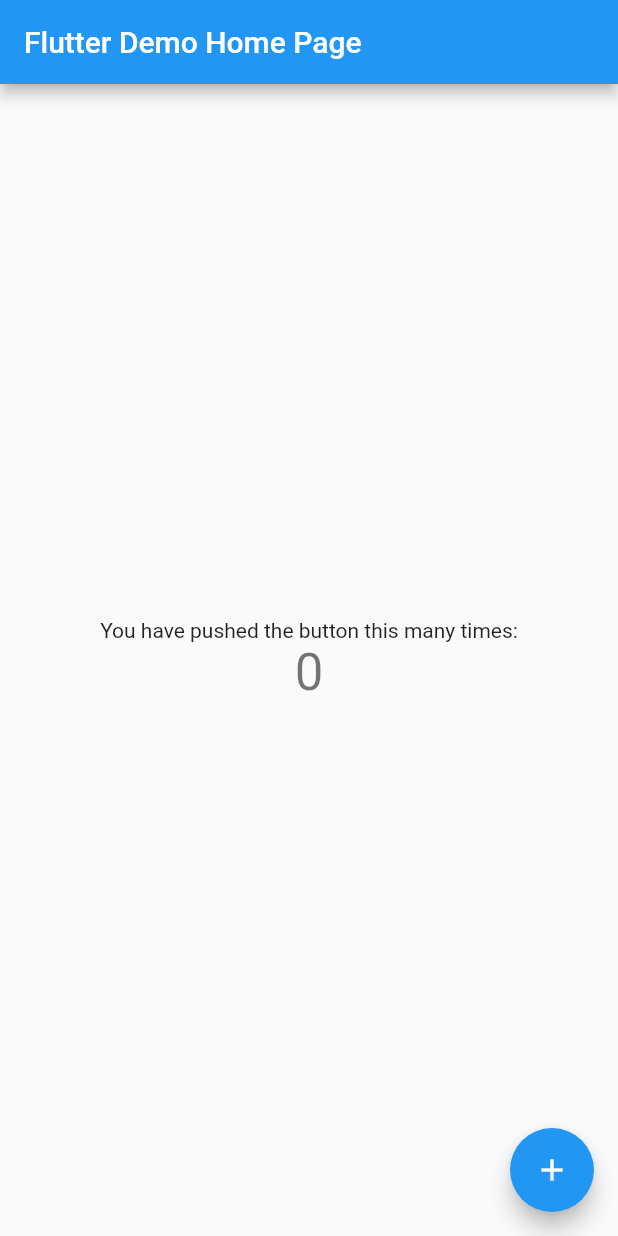
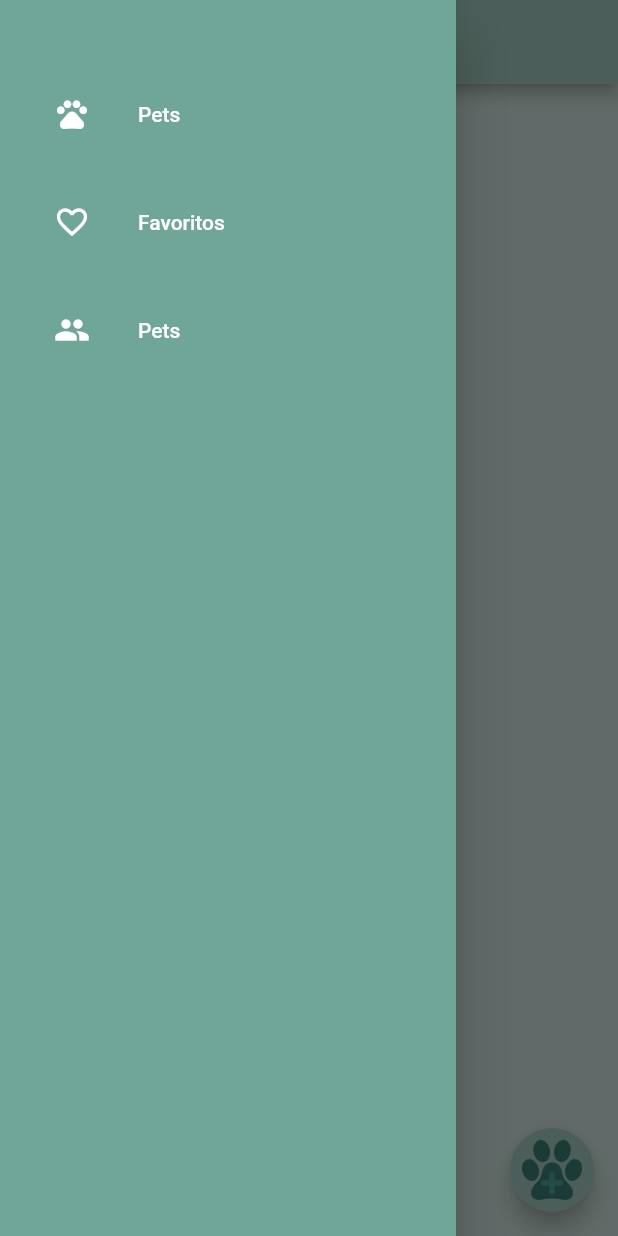
Before and after one commit to nicollascailou/flutter_project, a Flutter app: the screen it shows after launch, with the side drawer open (before the commit the screen has no drawer), on a phone screen of 412 x 824 dp. Run offline on Flutter 3.47's test engine with Material 2 defaults, Android fonts, the phone set to English and light mode, and no system bars; our stand-ins replace firebase_auth, firebase_core, image_picker; accounts and stored records are empty.

Commit message:
register_pet.dart finished

```diff
--- /dev/null
+++ b/lib/home_page_feed.dart
@@ -0,0 +1,66 @@
+import 'package:flutter/material.dart';
+import 'package:flutter_project/widget/navigarion_drawer.dart';
+
+class home_page_feed extends StatefulWidget {
+  const home_page_feed({Key? key}) : super(key: key);
+
+  @override
+  _home_page_feedState createState() => _home_page_feedState();
+}
+
+class _home_page_feedState extends State<home_page_feed> {
+  @override
+  Widget build(BuildContext context) {
+    return Scaffold(
+      floatingActionButton: buildNavigateButton(),
+      drawer: NavigationDrawerWidget('home_page_feed'),
+      appBar: AppBar(
+          backgroundColor: Color(hexColor('#A6CCC2')),
+          title: ListTile(
+            leading: Text(
+              'PetLinkGo',
+              style: TextStyle(fontSize: 24, fontWeight: FontWeight.w600),
+            ),
+          )),
+      body: SafeArea(
+        child: Container(
+          height: double.infinity,
+          width: double.infinity,
+          decoration: BoxDecoration(color: Color(hexColor('#D3E7E2'))),
+          child: Column(
+            children: [
+              /*IconButton(onPressed: (){
+                Navigator.of(context).pushNamed('register_pet');
+              }, icon: Icon(
+                Icons.pets_outlined,
+              ),
+              color: Colors.blue,)*/
+            ],
+          ),
+        ),
+      ),
+    );
+  }
+
+  Widget buildNavigateButton() => FloatingActionButton(
+        backgroundColor: Color(hexColor('#A6CCC2')),
+        onPressed: () {
+          Navigator.of(context).pushNamed('register_pet');
+        },
+        child: Image.asset(
+          'assets/registerPet.png',
+          height: 40,
+          width: 40,
+        ),
+      );
+}
+
+int hexColor(String color) {
+  //adding prefix
+  String newColor = '0xff' + color;
+  //removing # sign
+  newColor = newColor.replaceAll('#', '');
+  //converting it to the integer
+  int finalColor = int.parse(newColor);
+  return finalColor;
+}
--- a/lib/main.dart
+++ b/lib/main.dart
@@ -1,113 +1,20 @@
+
 import 'package:flutter/material.dart';
+import 'package:flutter_project/home_page_feed.dart';
+import 'package:flutter_project/register_pet.dart';
+import 'package:firebase_auth/firebase_auth.dart';
+import 'package:firebase_core/firebase_core.dart';
 
-void main() {
-  runApp(MyApp());
+
+Future<void> main() async {
+  WidgetsFlutterBinding.ensureInitialized();
+  await Firebase.initializeApp();
+  runApp(MaterialApp(
+    debugShowCheckedModeBanner: false,
+    initialRoute: '/',
+    routes: {
+      "/": (context) => home_page_feed(),
+      "register_pet": (context) => register_pet(),
+    },
+  ));
 }
-
-class MyApp extends StatelessWidget {
-  // This widget is the root of your application.
-  @override
-  Widget build(BuildContext context) {
-    return MaterialApp(
-      title: 'Flutter Demo',
-      theme: ThemeData(
-        // This is the theme of your application.
-        //
-        // Try running your application with "flutter run". You'll see the
-        // application has a blue toolbar. Then, without quitting the app, try
-        // changing the primarySwatch below to Colors.green and then invoke
-        // "hot reload" (press "r" in the console where you ran "flutter run",
-        // or simply save your changes to "hot reload" in a Flutter IDE).
-        // Notice that the counter didn't reset back to zero; the application
-        // is not restarted.
-        primarySwatch: Colors.blue,
-      ),
-      home: MyHomePage(title: 'Flutter Demo Home Page'),
-    );
-  }
-}
-
-class MyHomePage extends StatefulWidget {
-  MyHomePage({Key? key, required this.title}) : super(key: key);
-
-  // This widget is the home page of your application. It is stateful, meaning
-  // that it has a State object (defined below) that contains fields that affect
-  // how it looks.
-
-  // This class is the configuration for the state. It holds the values (in this
-  // case the title) provided by the parent (in this case the App widget) and
-  // used by the build method of the State. Fields in a Widget subclass are
-  // always marked "final".
-
-  final String title;
-
-  @override
-  _MyHomePageState createState() => _MyHomePageState();
-}
-
-class _MyHomePageState extends State<MyHomePage> {
-  int _counter = 0;
-
-  void _incrementCounter() {
-    setState(() {
-      // This call to setState tells the Flutter framework that something has
-      // changed in this State, which causes it to rerun the build method below
-      // so that the display can reflect the updated values. If we changed
-      // _counter without calling setState(), then the build method would not be
-      // called again, and so nothing would appear to happen.
-      _counter++;
-    });
-  }
-
-  @override
-  Widget build(BuildContext context) {
-    // This method is rerun every time setState is called, for instance as done
-    // by the _incrementCounter method above.
-    //
-    // The Flutter framework has been optimized to make rerunning build methods
-    // fast, so that you can just rebuild anything that needs updating rather
-    // than having to individually change instances of widgets.
-    return Scaffold(
-      appBar: AppBar(
-        // Here we take the value from the MyHomePage object that was created by
-        // the App.build method, and use it to set our appbar title.
-        title: Text(widget.title),
-      ),
-      body: Center(
-        // Center is a layout widget. It takes a single child and positions it
-        // in the middle of the parent.
-        child: Column(
-          // Column is also a layout widget. It takes a list of children and
-          // arranges them vertically. By default, it sizes itself to fit its
-          // children horizontally, and tries to be as tall as its parent.
-          //
-          // Invoke "debug painting" (press "p" in the console, choose the
-          // "Toggle Debug Paint" action from the Flutter Inspector in Android
-          // Studio, or the "Toggle Debug Paint" command in Visual Studio Code)
-          // to see the wireframe for each widget.
-          //
-          // Column has various properties to control how it sizes itself and
-          // how it positions its children. Here we use mainAxisAlignment to
-          // center the children vertically; the main axis here is the vertical
-          // axis because Columns are vertical (the cross axis would be
-          // horizontal).
-          mainAxisAlignment: MainAxisAlignment.center,
-          children: <Widget>[
-            Text(
-              'You have pushed the button this many times:',
-            ),
-            Text(
-              '$_counter',
-              style: Theme.of(context).textTheme.headline4,
-            ),
-          ],
-        ),
-      ),
-      floatingActionButton: FloatingActionButton(
-        onPressed: _incrementCounter,
-        tooltip: 'Increment',
-        child: Icon(Icons.add),
-      ), // This trailing comma makes auto-formatting nicer for build methods.
-    );
-  }
-}
--- /dev/null
+++ b/lib/widget/navigarion_drawer.dart
@@ -0,0 +1,77 @@
+import 'package:flutter/cupertino.dart';
+import 'package:flutter/material.dart';
+
+class NavigationDrawerWidget extends StatelessWidget {
+  final sidePadding = EdgeInsets.symmetric(horizontal: 20);
+  final String rota;
+
+  NavigationDrawerWidget(this.rota);
+
+  @override
+  Widget build(BuildContext context) {
+    return Drawer(
+        child: Material(
+      color: Color(hexColor('#6FA698')),
+      child: ListView(
+        padding: sidePadding,
+        children: <Widget>[
+          const SizedBox(
+            height: 48,
+          ),
+          buildMenuItem(
+              text: 'Pets',
+              icon: Icons.pets_outlined,
+              onClicked: rota == 'home_page_feed'
+                  ? () {Navigator.of(context).pushReplacementNamed('/');}
+                  : () {
+                      Navigator.of(context).pushReplacementNamed('/');
+                    }),
+          const SizedBox(
+            height: 16,
+          ),
+          buildMenuItem(
+              text: 'Favoritos',
+              icon: Icons.favorite_border,
+              onClicked: () {
+                Navigator.of(context).pushNamed('register_pet');
+              }),
+          const SizedBox(
+            height: 16,
+          ),
+          buildMenuItem(
+              text: 'Pets',
+              icon: Icons.people,
+              onClicked: () {
+                Navigator.of(context).pushNamed('register_pet');
+              })
+        ],
+      ),
+    ));
+  }
+}
+
+int hexColor(String color) {
+  //adding prefix
+  String newColor = '0xff' + color;
+  //removing # sign
+  newColor = newColor.replaceAll('#', '');
+  //converting it to the integer
+  int finalColor = int.parse(newColor);
+  return finalColor;
+}
+
+Widget buildMenuItem({
+  required String text,
+  required IconData icon,
+  VoidCallback? onClicked,
+}) {
+  final color = Colors.white;
+  final hoverColor = Color(hexColor('#FFFFFF'));
+
+  return ListTile(
+    leading: Icon(icon, color: color),
+    title: Text(text, style: TextStyle(color: color)),
+    hoverColor: hoverColor,
+    onTap: onClicked,
+  );
+}
```
Also changed, not shown: lib/register_pet.dart (added, +257 -0 lines), lib/widget/image_picker.dart (added, +14 -0 lines), pubspec.yaml (+7 -2 lines), assets/fotoDoPet.png (added), assets/registerPet.png (added), pubspec.lock, 4 other files.
